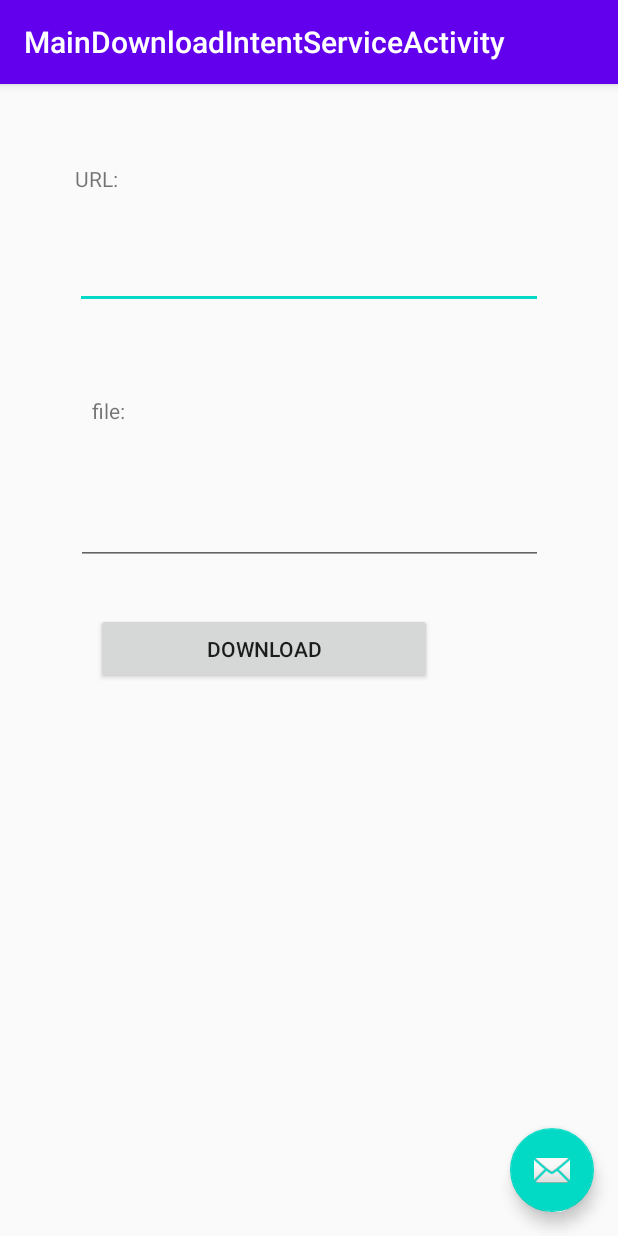
After one commit to Infor-Master/PAMAndroidKotlin2020, an Android app: the MainDownloadIntentServiceActivity screen opened directly, with no data from a screen before it, on a phone screen of 412 x 824 dp. The commit adds this screen. Run offline under Robolectric (Android 15) with nearby library versions, the phone set to English and light mode, and no system bars.

Commit message:
IntentService

```diff
--- /dev/null
+++ b/app/src/main/java/edu/ufp/pam/someservices/MainDownloadIntentServiceActivity.kt
@@ -0,0 +1,100 @@
+package edu.ufp.pam.someservices
+
+import android.content.BroadcastReceiver
+import android.content.Context
+import android.content.Intent
+import android.content.IntentFilter
+import android.os.Bundle
+import android.util.Log
+import android.view.View
+import android.widget.TextView
+import com.google.android.material.floatingactionbutton.FloatingActionButton
+import com.google.android.material.snackbar.Snackbar
+import androidx.appcompat.app.AppCompatActivity
+import androidx.localbroadcastmanager.content.LocalBroadcastManager
+import edu.ufp.pam.exemplos.R
+import kotlinx.android.synthetic.main.content_main_download_intent_service.*
+
+class MainDownloadIntentServiceActivity : AppCompatActivity() {
+
+    override fun onCreate(savedInstanceState: Bundle?) {
+        super.onCreate(savedInstanceState)
+        setContentView(R.layout.activity_main_download_intent_service)
+        setSupportActionBar(findViewById(R.id.toolbar))
+
+        findViewById<FloatingActionButton>(R.id.fab).setOnClickListener { view ->
+            Snackbar.make(view, "Replace with your own action", Snackbar.LENGTH_LONG)
+                .setAction("Action", null).show()
+        }
+
+        /*
+        buttonDownload.setOnClickListener(object : View.OnClickListener {
+            override fun onClick(v: View?) {
+                TODO("not implemented") //To change body of created functions use File | Settings | File Templates.
+            }
+        })
+        */
+
+        buttonDownload.setOnClickListener {
+            /* Call IntentService to download file */
+            val url: String = editTextUrl.text.toString()
+            val filename: String = editTextFilename.text.toString()
+            Log.e(this.javaClass.simpleName, "onClick(): url=${url}/${filename}")
+            //Start the service to perform a *Foo* action with given parameters...
+            DownloadIntentService.startActionDownloadFile(applicationContext, url, filename)
+
+            /* Call service to download file
+            Intent(this, MultiThreadService::class.java).also {
+                intent ->startService(intent)
+            }
+            */
+        }
+
+
+        // The filter's action is BROADCAST_DOWNLOAD_STATUS_ACTION
+        /*val statusIntentFilter1 = IntentFilter(BROADCAST_DOWNLOAD_STATUS_ACTION).apply {
+            // Adds a data filter for the HTTP scheme
+            addDataScheme("http")
+        }*/
+        val statusIntentFilter1 = IntentFilter(BROADCAST_DOWNLOAD_STATUS_ACTION)
+
+        // Instantiates a new action filter (No data filter is needed).
+        //val statusIntentFilter2 = IntentFilter(BROADCAST_ZOOM_IMAGE_STATUS_ACTION)
+
+        /*
+         * A single BroadcastReceiver can handle more than one type of broadcast Intent object,
+         * each with its own action. This feature allows to run different code for each action,
+         * without having to define a separate BroadcastReceiver for each action.
+         */
+        // Instantiates a DownloadStateReceiver
+        val downloadStateReceiver = DownloadStateReceiver(editTextFileContent)
+        Log.e(this.javaClass.simpleName, "onCreate(): downloadStateReceiver=${downloadStateReceiver}")
+
+        // Register DownloadStateReceiver for BROADCAST_DOWNLOAD_STATUS_ACTION intent with filters
+        LocalBroadcastManager.getInstance(this)
+            .registerReceiver(downloadStateReceiver, statusIntentFilter1)
+
+        // Registers the receiver for BROADCAST_ZOOM_IMAGE_STATUS_ACTION intent without filter
+        //LocalBroadcastManager.getInstance(this).registerReceiver(downloadStateReceiver, statusIntentFilter2)
+
+
+    }
+
+    /**
+     * Declare BroadcastReceiver for receiving status updates from the IntentService.
+     * Must be declared in AndroidManifest.xml file ONLY IF NOT inner class.
+     */
+    private class DownloadStateReceiver(val editTextOutput: TextView) : BroadcastReceiver() {
+
+        override fun onReceive(context: Context, intent: Intent) {
+            /*
+             * Handle Intents here.
+             */
+            val status: String? = intent.getStringExtra(EXTENDED_DATA_STATUS)
+            Log.e(this.javaClass.simpleName, "onReceive(): status=${status}")
+            editTextOutput.setText(status)
+        }
+    }
+
+
+}
--- /dev/null
+++ b/app/src/main/res/layout/activity_main_download_intent_service.xml
@@ -0,0 +1,33 @@
+<?xml version="1.0" encoding="utf-8"?>
+<androidx.coordinatorlayout.widget.CoordinatorLayout xmlns:android="http://schemas.android.com/apk/res/android"
+    xmlns:app="http://schemas.android.com/apk/res-auto"
+    xmlns:tools="http://schemas.android.com/tools"
+    android:layout_width="match_parent"
+    android:layout_height="match_parent"
+    tools:context="edu.ufp.pam.someservices.MainDownloadIntentServiceActivity">
+
+    <com.google.android.material.appbar.AppBarLayout
+        android:layout_width="match_parent"
+        android:layout_height="wrap_content"
+        android:theme="@style/AppTheme.AppBarOverlay">
+
+        <androidx.appcompat.widget.Toolbar
+            android:id="@+id/toolbar"
+            android:layout_width="match_parent"
+            android:layout_height="?attr/actionBarSize"
+            android:background="?attr/colorPrimary"
+            app:popupTheme="@style/AppTheme.PopupOverlay" />
+
+    </com.google.android.material.appbar.AppBarLayout>
+
+    <include layout="@layout/content_main_download_intent_service" />
+
+    <com.google.android.material.floatingactionbutton.FloatingActionButton
+        android:id="@+id/fab"
+        android:layout_width="wrap_content"
+        android:layout_height="wrap_content"
+        android:layout_gravity="bottom|end"
+        android:layout_margin="@dimen/fab_margin"
+        app:srcCompat="@android:drawable/ic_dialog_email" />
+
+</androidx.coordinatorlayout.widget.CoordinatorLayout>
--- /dev/null
+++ b/app/src/main/res/layout/content_main_download_intent_service.xml
@@ -0,0 +1,81 @@
+<?xml version="1.0" encoding="utf-8"?>
+<androidx.constraintlayout.widget.ConstraintLayout xmlns:android="http://schemas.android.com/apk/res/android"
+    xmlns:app="http://schemas.android.com/apk/res-auto"
+    xmlns:tools="http://schemas.android.com/tools"
+    android:layout_width="match_parent"
+    android:layout_height="match_parent"
+    app:layout_behavior="@string/appbar_scrolling_view_behavior">
+
+    <TextView
+        android:id="@+id/textView7"
+        android:layout_width="wrap_content"
+        android:layout_height="wrap_content"
+        android:layout_marginTop="53dp"
+        android:layout_marginBottom="19dp"
+        android:text="URL:"
+        app:layout_constraintBottom_toTopOf="@+id/editTextUrl"
+        app:layout_constraintStart_toStartOf="@+id/editTextUrl"
+        app:layout_constraintTop_toTopOf="parent" />
+
+    <EditText
+        android:id="@+id/editTextUrl"
+        android:layout_width="312dp"
+        android:layout_height="58dp"
+        android:layout_marginStart="54dp"
+        android:layout_marginEnd="54dp"
+        android:layout_marginBottom="58dp"
+        android:ems="10"
+        android:inputType="textPersonName"
+        app:layout_constraintBottom_toTopOf="@+id/textView8"
+        app:layout_constraintEnd_toEndOf="parent"
+        app:layout_constraintStart_toStartOf="parent"
+        app:layout_constraintTop_toBottomOf="@+id/textView7" />
+
+    <TextView
+        android:id="@+id/textView8"
+        android:layout_width="wrap_content"
+        android:layout_height="wrap_content"
+        android:layout_marginStart="61dp"
+        android:layout_marginBottom="39dp"
+        android:text="file:"
+        app:layout_constraintBottom_toTopOf="@+id/editTextFilename"
+        app:layout_constraintStart_toStartOf="parent"
+        app:layout_constraintTop_toBottomOf="@+id/editTextUrl" />
+
+    <EditText
+        android:id="@+id/editTextFilename"
+        android:layout_width="311dp"
+        android:layout_height="54dp"
+        android:layout_marginStart="51dp"
+        android:layout_marginEnd="51dp"
+        android:layout_marginBottom="32dp"
+        android:ems="10"
+        android:inputType="textPersonName"
+        app:layout_constraintBottom_toTopOf="@+id/buttonDownload"
+        app:layout_constraintEnd_toEndOf="parent"
+        app:layout_constraintStart_toStartOf="parent"
+        app:layout_constraintTop_toBottomOf="@+id/textView8" />
+
+    <Button
+        android:id="@+id/buttonDownload"
+        android:layout_width="224dp"
+        android:layout_height="47dp"
+        android:layout_marginStart="64dp"
+        android:layout_marginBottom="66dp"
+        android:text="Download"
+        app:layout_constraintBottom_toTopOf="@+id/editTextFileContent"
+        app:layout_constraintStart_toStartOf="parent"
+        app:layout_constraintTop_toBottomOf="@+id/editTextFilename" />
+
+    <TextView
+        android:id="@+id/editTextFileContent"
+        android:layout_width="0dp"
+        android:layout_height="0dp"
+        android:layout_marginStart="46dp"
+        android:layout_marginEnd="46dp"
+        android:layout_marginBottom="36dp"
+        app:layout_constraintBottom_toBottomOf="parent"
+        app:layout_constraintEnd_toEndOf="parent"
+        app:layout_constraintStart_toStartOf="parent"
+        app:layout_constraintTop_toBottomOf="@+id/buttonDownload" />
+</androidx.constraintlayout.widget.ConstraintLayout>
--- a/app/src/main/res/values/strings.xml
+++ b/app/src/main/res/values/strings.xml
@@ -28,4 +28,6 @@
 
     <string name="hello_first_fragment">Hello first fragment</string>
     <string name="hello_second_fragment">Hello second fragment. Arg: %1$s</string>
+    <string name="title_activity_main_download_intent_service">MainDownloadIntentServiceActivity
+    </string>
 </resources>
```
Also changed, not shown: app/src/main/AndroidManifest.xml (+27 -15 lines), app/src/main/java/edu/ufp/pam/someservices/DownloadIntentService.kt (added, +164 -0 lines), app/src/main/java/edu/ufp/pam/someservices/First2Fragment.kt (added, +32 -0 lines), app/src/main/java/edu/ufp/pam/someservices/Second2Fragment.kt (added, +32 -0 lines), app/src/main/res/layout/fragment_first2.xml (added, +28 -0 lines), app/src/main/res/layout/fragment_second2.xml (added, +27 -0 lines), app/src/main/res/navigation/nav_graph.xml (+22 -2 lines).
